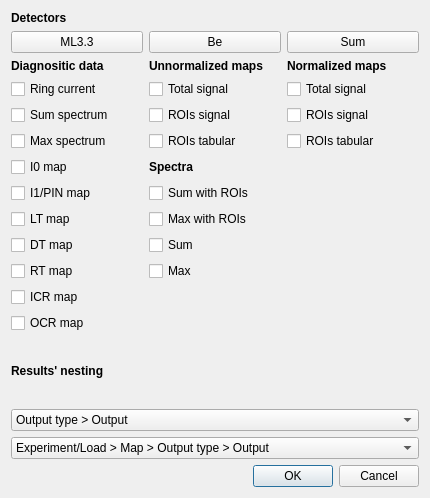
First picture: the form in analyse.ui, repository pfilipl/PolyX-XRF-Data-Analyser, before the edit.
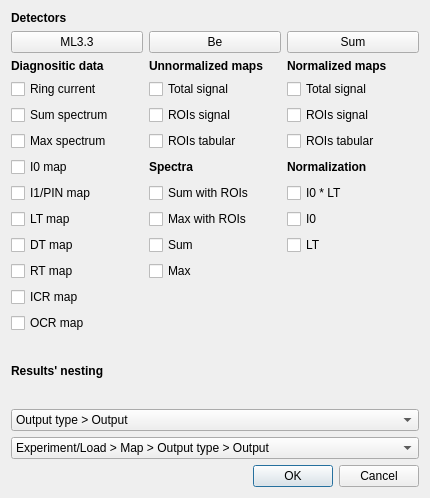
Second picture: the form after the edit.

Commit message: Normalization types

What changed in the file:
```diff
--- a/analyse.ui
+++ b/analyse.ui
@@ -412,6 +412,39 @@
        </property>
       </widget>
      </item>
+     <item row="4" column="2">
+      <widget class="QLabel" name="label_2">
+       <property name="font">
+        <font>
+         <bold>true</bold>
+        </font>
+       </property>
+       <property name="text">
+        <string>Normalization</string>
+       </property>
+      </widget>
+     </item>
+     <item row="5" column="2">
+      <widget class="QCheckBox" name="checkBox_NormTypeI0LT">
+       <property name="text">
+        <string>I0 * LT</string>
+       </property>
+      </widget>
+     </item>
+     <item row="6" column="2">
+      <widget class="QCheckBox" name="checkBox_NormTypeI0">
+       <property name="text">
+        <string>I0</string>
+       </property>
+      </widget>
+     </item>
+     <item row="7" column="2">
+      <widget class="QCheckBox" name="checkBox_NormTypeLT">
+       <property name="text">
+        <string>LT</string>
+       </property>
+      </widget>
+     </item>
     </layout>
    </item>
    <item>
```
The commit also changes 4 other files.
